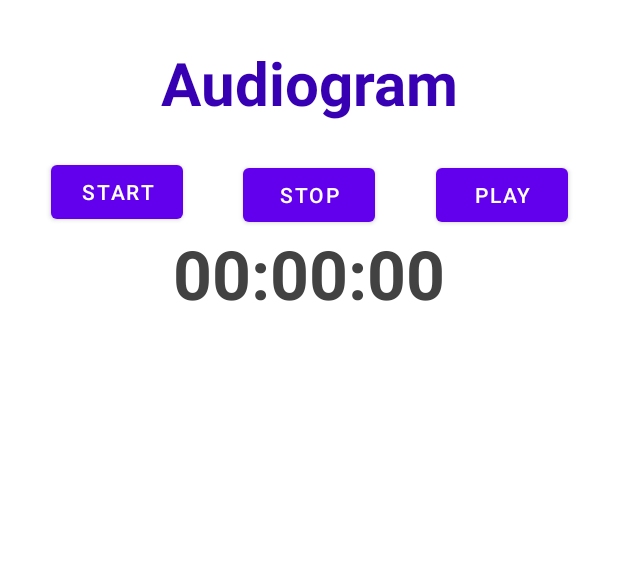
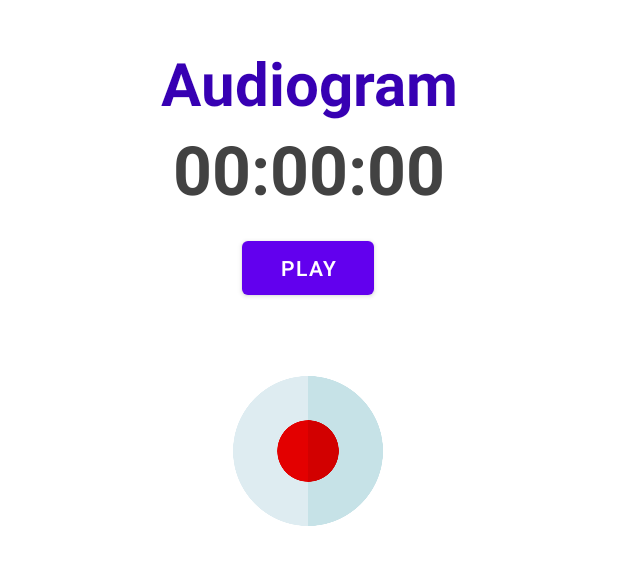
Before and after one commit to SoroushMehraban/Audiogram, an Android app: the layout activity_main.xml on its own in the app's theme, with its tools: preview values and no code run, on a phone screen of 412 x 824 dp. Shown: the top 565 px of the screen. Run offline under Robolectric (Android 15) with nearby library versions, the phone set to English and light mode, and no system bars.

Commit message:
UI is improved

```diff
--- a/app/src/main/java/com/reglardo/audiogram/MainActivity.kt
+++ b/app/src/main/java/com/reglardo/audiogram/MainActivity.kt
@@ -9,6 +9,7 @@ import android.os.Bundle
 import android.os.Environment
 import android.widget.Toast
 import androidx.core.app.ActivityCompat
+import androidx.core.view.isVisible
 import com.reglardo.audiogram.databinding.ActivityMainBinding
 import java.io.File
 import java.util.jar.Manifest
@@ -86,8 +87,8 @@ class MainActivity : AppCompatActivity() {
     private fun stopRecordingListener() {
         binding.stopBtn.setOnClickListener {
             mediaRecorder.stop()
-            binding.startBtn.isEnabled = true
-            binding.stopBtn.isEnabled = false
+            binding.startBtn.isVisible = true
+            binding.stopBtn.isVisible = false
 
             stopTimer()
         }
@@ -103,8 +104,8 @@ class MainActivity : AppCompatActivity() {
             /// start recording
             mediaRecorder.prepare()
             mediaRecorder.start()
-            binding.startBtn.isEnabled = false
-            binding.stopBtn.isEnabled = true
+            binding.startBtn.isVisible = false
+            binding.stopBtn.isVisible = true
 
             startTimer()
         }
@@ -117,7 +118,6 @@ class MainActivity : AppCompatActivity() {
 
         if (recordAudioNotGranted) {
             binding.startBtn.isEnabled = false
-            binding.stopBtn.isEnabled = false
 
             ActivityCompat.requestPermissions(
                 this,
@@ -128,7 +128,6 @@ class MainActivity : AppCompatActivity() {
             )
         } else {
             binding.startBtn.isEnabled = true
-            binding.stopBtn.isEnabled = false
         }
     }
 
--- a/app/src/main/res/layout/activity_main.xml
+++ b/app/src/main/res/layout/activity_main.xml
@@ -6,49 +6,8 @@
     android:layout_height="match_parent"
     tools:context=".MainActivity">
 
-    <Button
-        android:id="@+id/start_btn"
-        android:layout_width="wrap_content"
-        android:layout_height="wrap_content"
-        android:layout_marginStart="34dp"
-        android:layout_marginTop="22dp"
-        android:text="@string/start"
-        app:layout_constraintStart_toStartOf="parent"
-        app:layout_constraintTop_toBottomOf="@+id/textView" />
-
-    <Button
-        android:id="@+id/stop_btn"
-        android:layout_width="wrap_content"
-        android:layout_height="wrap_content"
-        android:layout_marginTop="24dp"
-        android:text="@string/stop"
-        app:layout_constraintEnd_toEndOf="parent"
-        app:layout_constraintStart_toStartOf="parent"
-        app:layout_constraintTop_toBottomOf="@+id/textView" />
-
-    <Button
-        android:id="@+id/play_btn"
-        android:layout_width="wrap_content"
-        android:layout_height="wrap_content"
-        android:layout_marginEnd="33dp"
-        android:text="@string/play"
-        app:layout_constraintBaseline_toBaselineOf="@+id/stop_btn"
-        app:layout_constraintEnd_toEndOf="parent" />
-
     <TextView
-        android:id="@+id/timer"
-        android:layout_width="wrap_content"
-        android:layout_height="wrap_content"
-        android:text="@string/_00_00_00"
-        android:textColor="@color/cardview_dark_background"
-        android:textSize="45sp"
-        android:textStyle="bold"
-        app:layout_constraintTop_toBottomOf="@id/start_btn"
-        app:layout_constraintStart_toStartOf="parent"
-        app:layout_constraintEnd_toEndOf="parent"/>
-
-    <TextView
-        android:id="@+id/textView"
+        android:id="@+id/Title"
         android:layout_width="wrap_content"
         android:layout_height="wrap_content"
         android:layout_marginTop="28dp"
@@ -60,4 +19,61 @@
         app:layout_constraintStart_toStartOf="parent"
         app:layout_constraintTop_toTopOf="parent" />
 
+    <TextView
+        android:id="@+id/timer"
+        android:layout_width="wrap_content"
+        android:layout_height="wrap_content"
+        android:text="@string/_00_00_00"
+        android:textColor="@color/cardview_dark_background"
+        android:textSize="45sp"
+        android:textStyle="bold"
+        app:layout_constraintTop_toBottomOf="@id/Title"
+        app:layout_constraintStart_toStartOf="parent"
+        app:layout_constraintEnd_toEndOf="parent"/>
+
+    <Button
+        android:id="@+id/play_btn"
+        android:layout_width="wrap_content"
+        android:layout_height="wrap_content"
+        android:layout_marginTop="12dp"
+        android:layout_marginEnd="33dp"
+        android:text="@string/play"
+        app:layout_constraintEnd_toEndOf="parent"
+        app:layout_constraintHorizontal_bias="0.555"
+        app:layout_constraintStart_toStartOf="parent"
+        app:layout_constraintTop_toBottomOf="@id/timer" />
+
+    <ImageButton
+        android:id="@+id/start_btn"
+        android:layout_width="100dp"
+        android:layout_height="100dp"
+        android:layout_marginStart="34dp"
+        android:layout_marginTop="48dp"
+
+        android:background="@null"
+        android:scaleType="fitXY"
+        android:src="@drawable/recording"
+        app:layout_constraintEnd_toEndOf="parent"
+        app:layout_constraintHorizontal_bias="0.436"
+        app:layout_constraintStart_toStartOf="parent"
+        app:layout_constraintTop_toBottomOf="@id/play_btn" />
+
+
+    <ImageButton
+        android:id="@+id/stop_btn"
+        android:visibility="invisible"
+        android:layout_width="100dp"
+        android:layout_height="100dp"
+        android:layout_marginStart="34dp"
+        android:layout_marginTop="48dp"
+
+        android:background="@null"
+        android:scaleType="fitXY"
+        android:src="@drawable/recording_on"
+        app:layout_constraintEnd_toEndOf="parent"
+        app:layout_constraintHorizontal_bias="0.436"
+        app:layout_constraintStart_toStartOf="parent"
+        app:layout_constraintTop_toBottomOf="@id/play_btn" />
+
+
 </androidx.constraintlayout.widget.ConstraintLayout>
```
Also changed, not shown: app/src/main/res/drawable-v24/recording.png (added), app/src/main/res/drawable-v24/recording_on.png (added).
